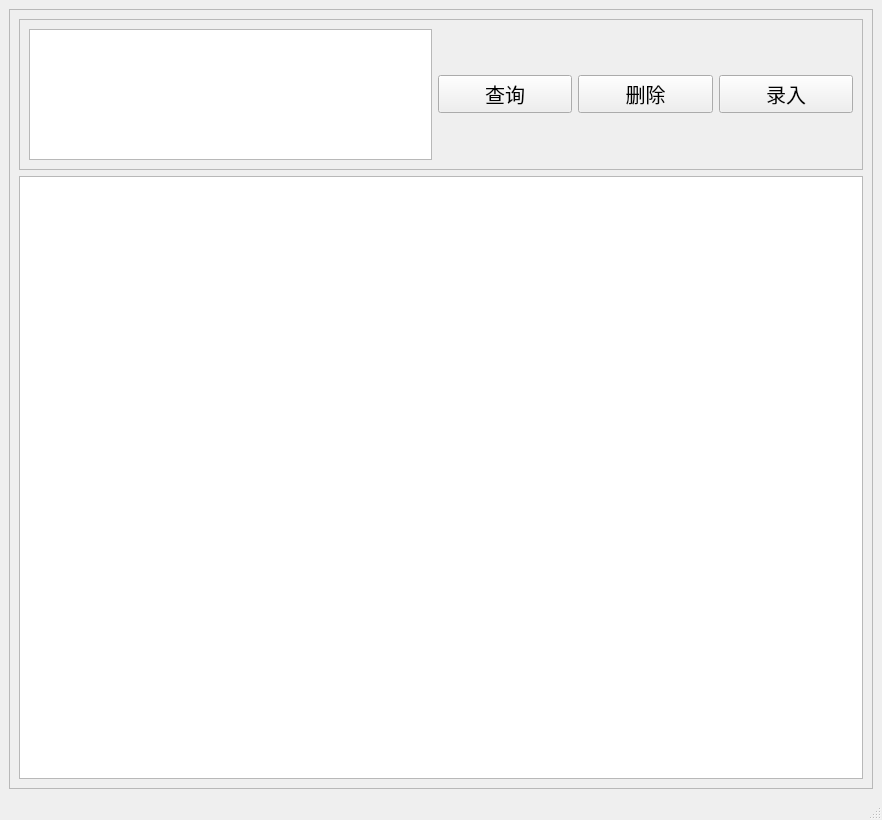
pmj110119/CWJ_database_client, file assets/main.ui: the form before one commit.
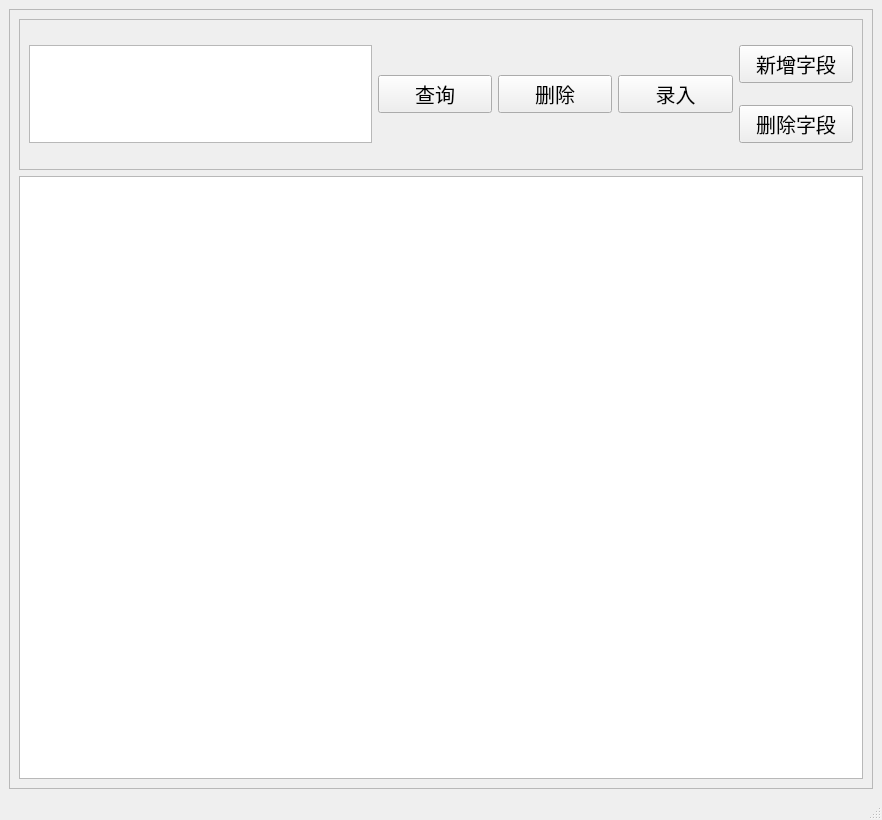
The form after the commit.

Commit message: 加入字段添加/删除功能

```diff
--- a/assets/main.ui
+++ b/assets/main.ui
@@ -35,23 +35,8 @@
          <property name="frameShadow">
           <enum>QFrame::Raised</enum>
          </property>
-         <layout class="QHBoxLayout" name="horizontalLayout" stretch="3,1,1,1">
-          <item>
-           <widget class="QTextBrowser" name="logBrowser"/>
-          </item>
-          <item>
-           <widget class="QPushButton" name="buttonSearch">
-            <property name="font">
-             <font>
-              <pointsize>15</pointsize>
-             </font>
-            </property>
-            <property name="text">
-             <string>查询</string>
-            </property>
-           </widget>
-          </item>
-          <item>
+         <layout class="QGridLayout" name="gridLayout" columnstretch="3,1,1,1,1,0">
+          <item row="0" column="2" rowspan="2">
            <widget class="QPushButton" name="buttonDelete">
             <property name="font">
              <font>
@@ -63,7 +48,46 @@
             </property>
            </widget>
           </item>
-          <item>
+          <item row="0" column="1" rowspan="2">
+           <widget class="QPushButton" name="buttonSearch">
+            <property name="font">
+             <font>
+              <pointsize>15</pointsize>
+             </font>
+            </property>
+            <property name="text">
+             <string>查询</string>
+            </property>
+           </widget>
+          </item>
+          <item row="0" column="4">
+           <widget class="QPushButton" name="buttonKeyAdd">
+            <property name="font">
+             <font>
+              <pointsize>15</pointsize>
+             </font>
+            </property>
+            <property name="text">
+             <string>新增字段</string>
+            </property>
+           </widget>
+          </item>
+          <item row="0" column="0" rowspan="2">
+           <widget class="QTextBrowser" name="logBrowser"/>
+          </item>
+          <item row="1" column="4">
+           <widget class="QPushButton" name="buttonKeyDelete">
+            <property name="font">
+             <font>
+              <pointsize>15</pointsize>
+             </font>
+            </property>
+            <property name="text">
+             <string>删除字段</string>
+            </property>
+           </widget>
+          </item>
+          <item row="0" column="3" rowspan="2">
            <widget class="QPushButton" name="buttonUpload">
             <property name="font">
              <font>
```
The commit also changes 4 other files.
